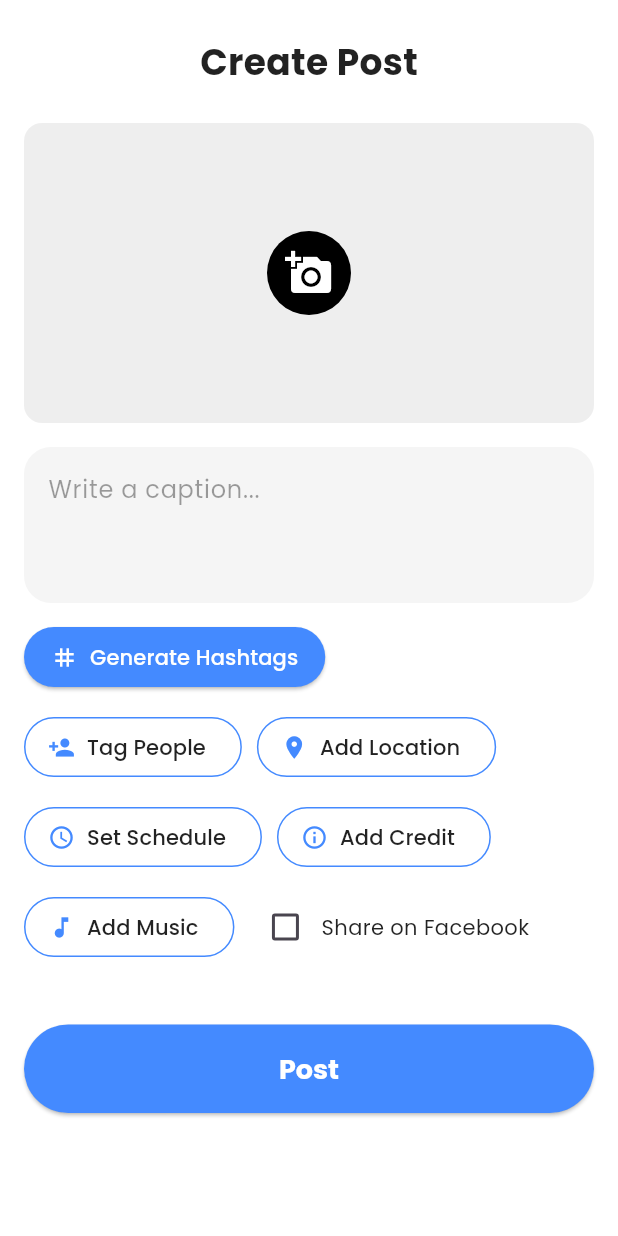
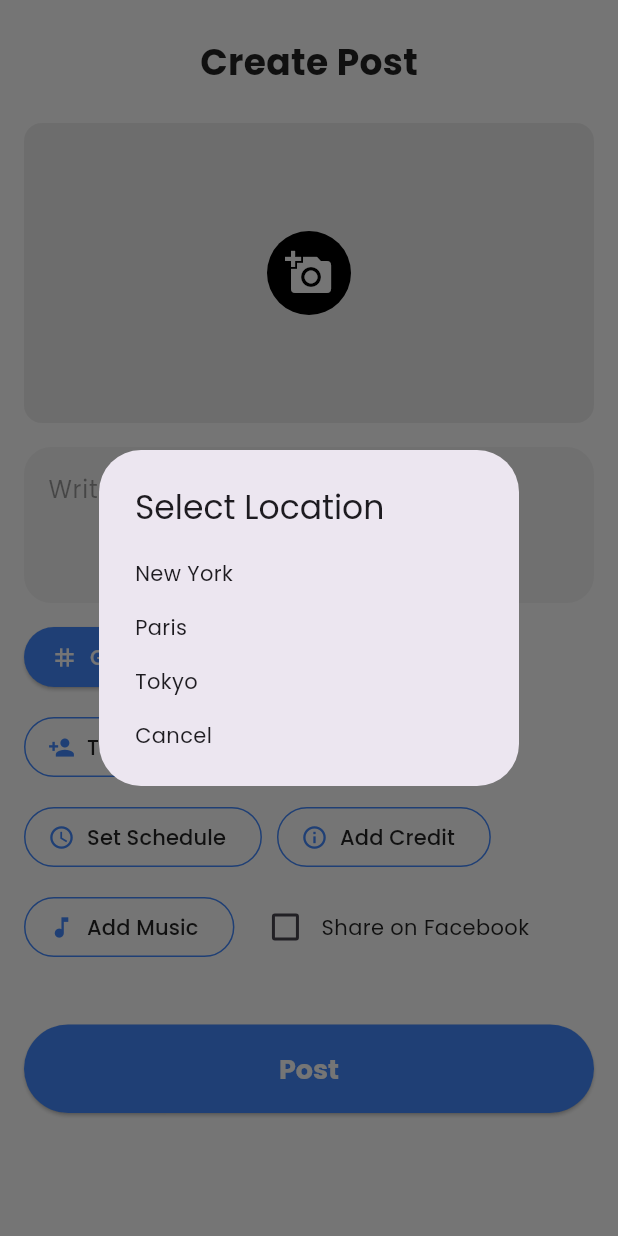
Before and after one commit to VenkateshSeeker/appfriend, a Flutter app: the AddPostScreen screen opened directly, after a tap on "Add Location", on a phone screen of 412 x 824 dp. Run offline on Flutter 3.47's test engine with Material 3 defaults, Android fonts, the phone set to English and light mode, and no system bars; our stand-ins replace google_fonts, image_picker, salomon_bottom_bar.

Commit message:
add_post screen error resolved

```diff
--- a/lib/screens/add_post/add_post.dart
+++ b/lib/screens/add_post/add_post.dart
@@ -2,6 +2,7 @@ import 'dart:io';
 import 'package:flutter/material.dart';
 import 'package:google_fonts/google_fonts.dart';
 import 'package:image_picker/image_picker.dart';
+import 'package:intl/intl.dart';
 
 class AddPostScreen extends StatefulWidget {
   @override
@@ -42,7 +43,9 @@ class _AddPostScreenState extends State<AddPostScreen> {
     final selected = await showDialog<List<String>>(
       context: context,
       builder: (context) {
-        final tempSelected = List<String>.from(_friends);
+        List<String> tempSelected = List<String>.from(_friends);
+        return StatefulBuilder(
+          builder: (context, setStateDialog) {
             return AlertDialog(
               title: const Text('Tag Friends'),
               content: SizedBox(
@@ -53,7 +56,7 @@ class _AddPostScreenState extends State<AddPostScreen> {
                     return CheckboxListTile(
                       value: tempSelected.contains(friend),
                       onChanged: (val) {
-                    setState(() {
+                        setStateDialog(() {
                           if (val == true) {
                             tempSelected.add(friend);
                           } else {
@@ -72,6 +75,8 @@ class _AddPostScreenState extends State<AddPostScreen> {
                   child: const Text('Done'),
                 ),
               ],
+            );
+          },
         );
       },
     );
@@ -110,7 +115,7 @@ class _AddPostScreenState extends State<AddPostScreen> {
   void _pickSchedule() async {
     final DateTime? pickedDate = await showDatePicker(
       context: context,
-      initialDate: DateTime.now(),
+      initialDate: _scheduledDate ?? DateTime.now(),
       firstDate: DateTime.now(),
       lastDate: DateTime(2100),
     );
@@ -146,6 +151,38 @@ class _AddPostScreenState extends State<AddPostScreen> {
     if (music != null) {
       setState(() {
         _selectedMusic = music == 'No Music' ? null : music;
+      });
+    }
+  }
+
+  void _showLocationPicker() async {
+    final location = await showDialog<String>(
+      context: context,
+      builder: (context) => SimpleDialog(
+        title: const Text('Select Location'),
+        children: [
+          SimpleDialogOption(
+            onPressed: () => Navigator.pop(context, 'New York'),
+            child: const Text('New York'),
+          ),
+          SimpleDialogOption(
+            onPressed: () => Navigator.pop(context, 'Paris'),
+            child: const Text('Paris'),
+          ),
+          SimpleDialogOption(
+            onPressed: () => Navigator.pop(context, 'Tokyo'),
+            child: const Text('Tokyo'),
+          ),
+          SimpleDialogOption(
+            onPressed: () => Navigator.pop(context, null),
+            child: const Text('Cancel'),
+          ),
+        ],
+      ),
+    );
+    if (location != null) {
+      setState(() {
+        _selectedLocation = location;
       });
     }
   }
@@ -294,9 +331,7 @@ class _AddPostScreenState extends State<AddPostScreen> {
                         ),
                         const SizedBox(width: 10),
                         OutlinedButton.icon(
-                          onPressed: () {
-                            // TODO: Implement location picker
-                          },
+                          onPressed: _showLocationPicker,
                           icon: const Icon(
                             Icons.location_on,
                             color: Colors.blueAccent,
@@ -326,7 +361,7 @@ class _AddPostScreenState extends State<AddPostScreen> {
                           label: Text(
                             _scheduledDate == null
                                 ? 'Set Schedule'
-                                : 'Scheduled: ${_scheduledDate!.toLocal().toString().substring(0, 16)}',
+                                : 'Scheduled: ${DateFormat('yMMMd').format(_scheduledDate!)}',
                             style: GoogleFonts.poppins(color: Colors.black87),
                             overflow: TextOverflow.ellipsis,
                           ),
```
Lines whose indentation alone changed are shown as unchanged.
